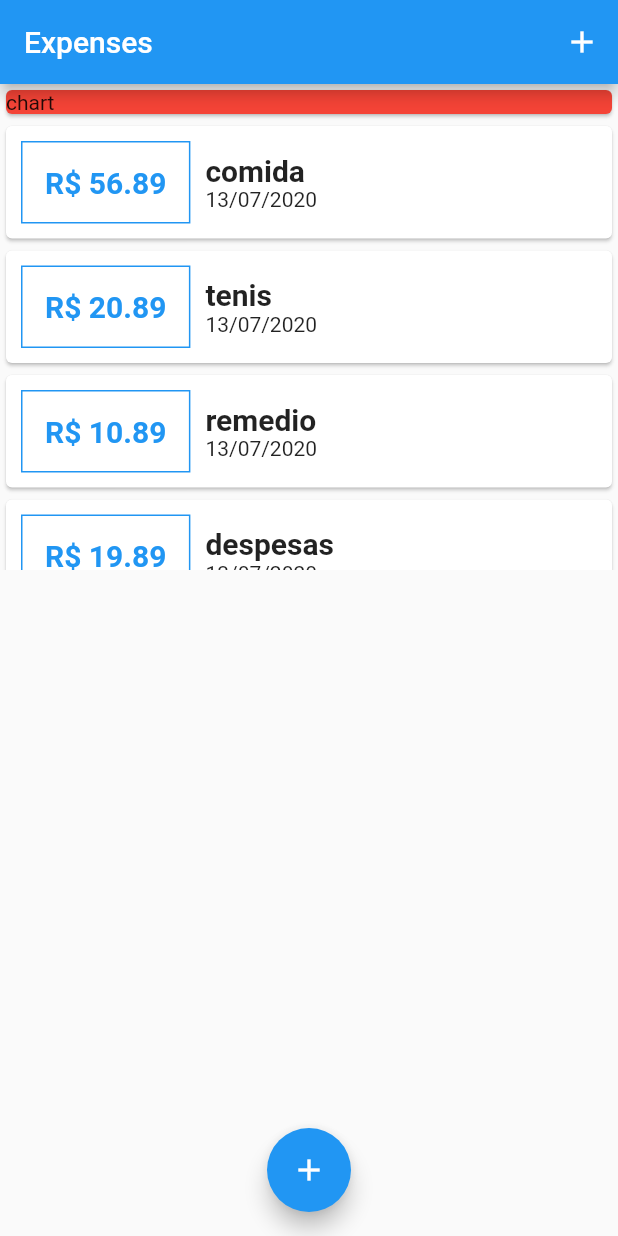
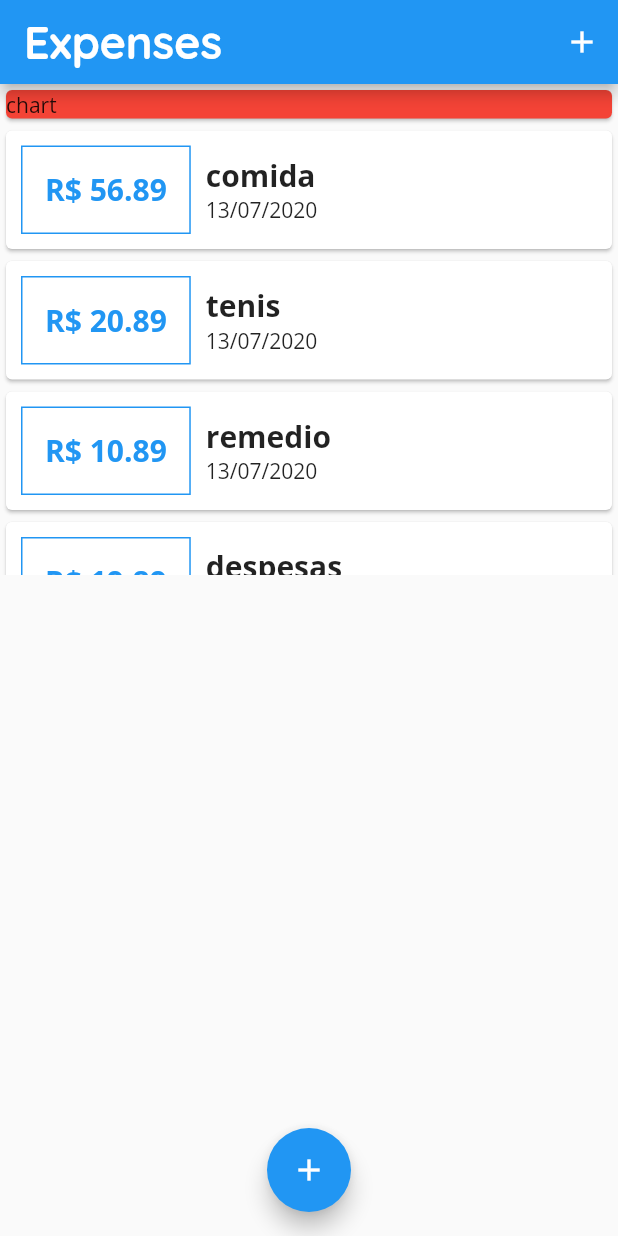
Before and after one commit to marciopaulosoares/flutter-despesas, a Flutter app: the screen it shows after launch, on a phone screen of 412 x 824 dp. Run offline on Flutter 3.47's test engine with Material 2 defaults, Android fonts, the phone set to English and light mode, and no system bars.

Commit message:
Adicionando Fontes

```diff
--- a/lib/main.dart
+++ b/lib/main.dart
@@ -49,6 +49,15 @@ class MyApp extends StatelessWidget {
         // the app on. For desktop platforms, the controls will be smaller and
         // closer together (more dense) than on mobile platforms.
         visualDensity: VisualDensity.adaptivePlatformDensity,
+        fontFamily: 'OpenSans',
+        appBarTheme: AppBarTheme(
+                    textTheme: ThemeData.light().textTheme.copyWith(
+                          title:TextStyle(
+                            fontFamily: 'QuickSand',
+                            fontSize: 30,
+                            fontWeight: FontWeight.bold
+                          )
+                    ))
       ),
       home: MyHomePage(),
     );
```
Also changed, not shown: pubspec.yaml (+12 -6 lines), assets/fonts/OpenSans-Bold.ttf (added), assets/fonts/OpenSans-Regular.ttf (added), assets/fonts/Quicksand-Bold.ttf (added), assets/fonts/Quicksand-Light.ttf (added), assets/fonts/Quicksand-Medium.ttf (added), assets/fonts/Quicksand-Regular.ttf (added).
